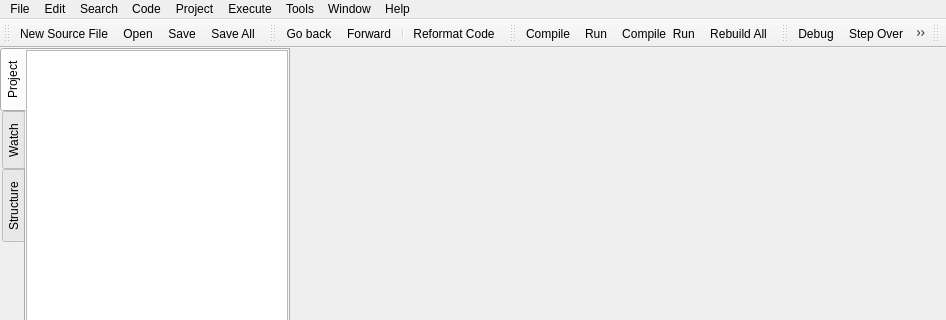
Before: the Qt Designer form RedPandaIDE/mainwindow.ui in royqh1979/RedPanda-CPP, drawn with Qt 5; both pictures show x 0 to 946 and y 0 to 320 of the 946 by 657 pixel window.
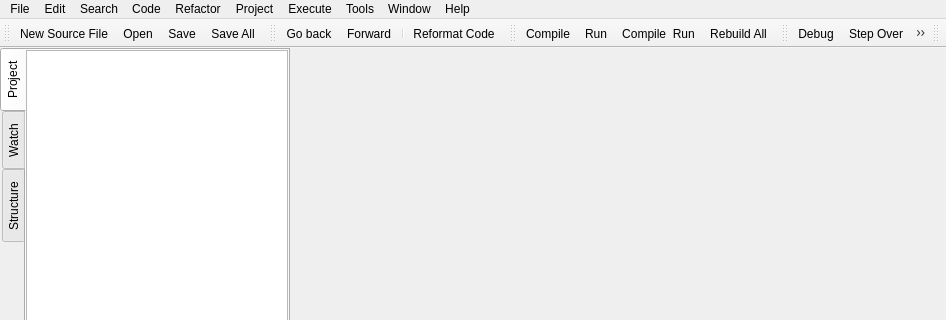
After: the same form once the commit is applied. Icons and pictures are not drawn. Custom widgets are drawn as their Qt base class.

```diff
--- a/RedPandaIDE/mainwindow.ui
+++ b/RedPandaIDE/mainwindow.ui
@@ -949,10 +949,17 @@
     </property>
     <addaction name="actionAbout"/>
    </widget>
+   <widget class="QMenu" name="menuRefactor">
+    <property name="title">
+     <string>Refactor</string>
+    </property>
+    <addaction name="actionRename_Symbol"/>
+   </widget>
    <addaction name="menuFile"/>
    <addaction name="menuEdit"/>
    <addaction name="menuSearch"/>
    <addaction name="menuCode"/>
+   <addaction name="menuRefactor"/>
    <addaction name="menuProject"/>
    <addaction name="menuExecute"/>
    <addaction name="menuTools"/>
```
Left out of the diff: 8 changed lines with no effect on the pictures.
